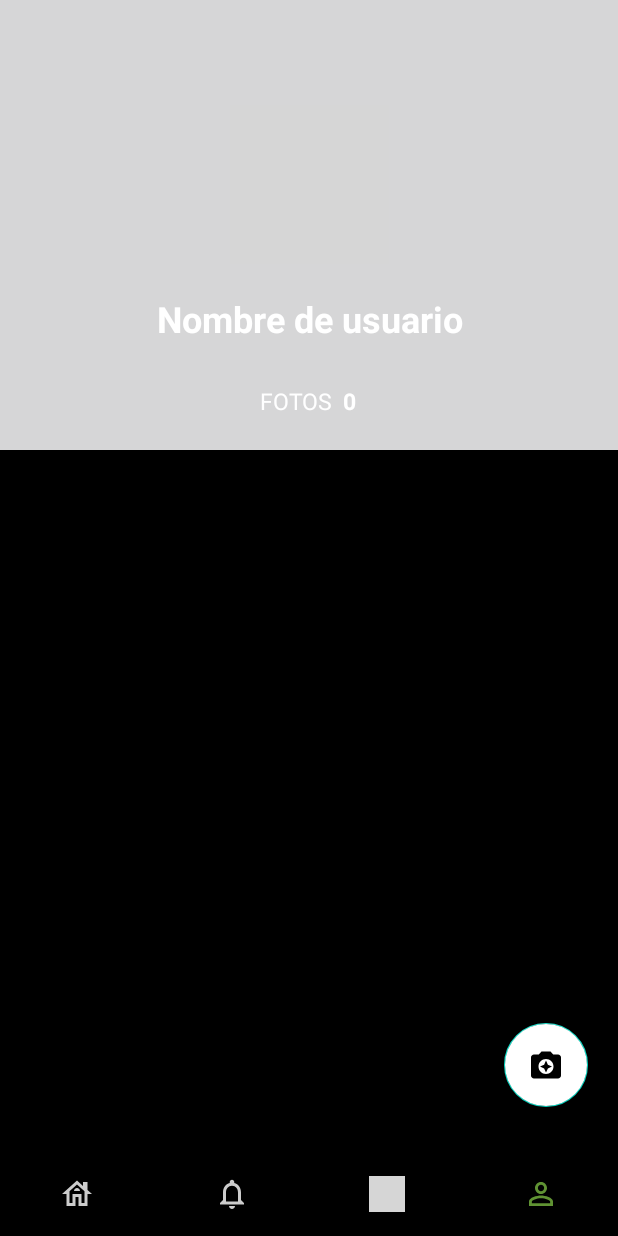
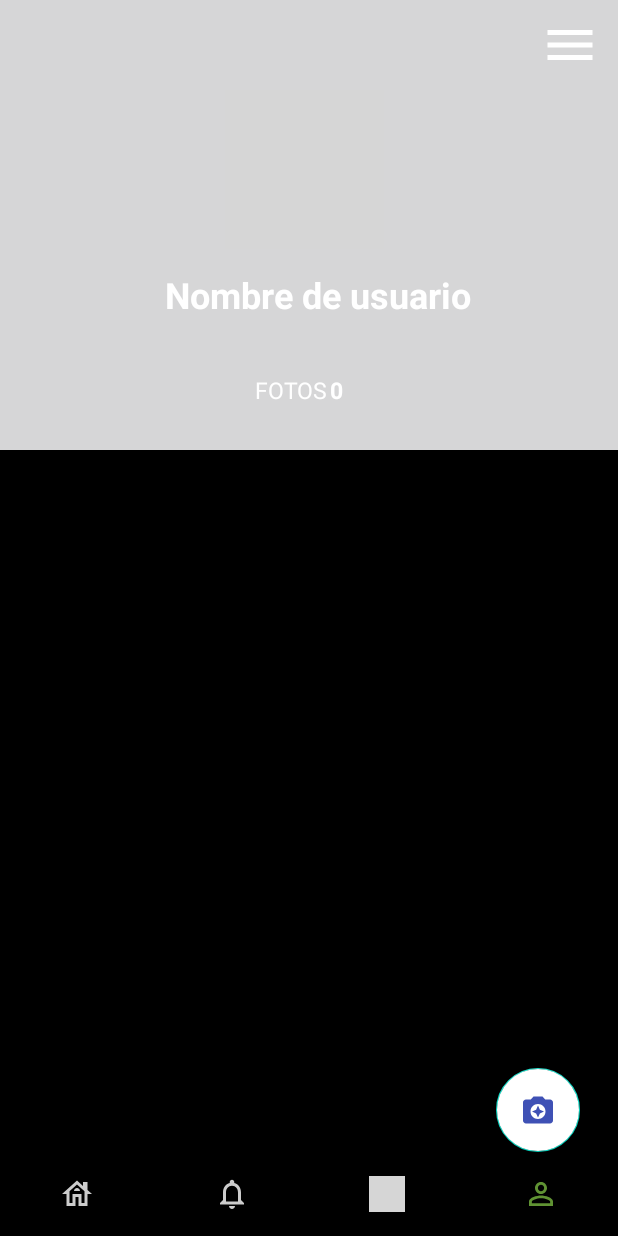
Before and after one commit to yettebek/fotay-app, an Android app: the MenuActivity screen opened directly, with no data from a screen before it, item 4 of the bottom bar chosen, on a phone screen of 412 x 824 dp. Run offline under Robolectric (Android 15) with nearby library versions, the phone set to English and light mode, and no system bars; our stand-ins replace CircleImageView; Roboto replaces fonts that are not available here; grey boxes are pictures that could not be loaded.

Commit message:
ProfileFragment: options menu and layout changed

```diff
--- a/app/build.gradle
+++ b/app/build.gradle
@@ -23,8 +23,8 @@ android {
         }
     }
     compileOptions {
-        sourceCompatibility JavaVersion.VERSION_1_8
-        targetCompatibility JavaVersion.VERSION_1_8
+        sourceCompatibility JavaVersion.VERSION_11
+        targetCompatibility JavaVersion.VERSION_11
     }
 }
 
--- a/app/src/main/java/com/project/fotayapp/activities/MenuActivity.java
+++ b/app/src/main/java/com/project/fotayapp/activities/MenuActivity.java
@@ -7,6 +7,8 @@ import android.view.WindowManager;
 
 import androidx.annotation.NonNull;
 import androidx.appcompat.app.AppCompatActivity;
+import androidx.appcompat.widget.Toolbar;
+import androidx.core.content.ContextCompat;
 import androidx.fragment.app.Fragment;
 
 import com.google.android.material.bottomnavigation.BottomNavigationView;
@@ -22,7 +24,6 @@ public class MenuActivity extends AppCompatActivity {
     //Declarar variables
     private BottomNavigationView bottomNavigationView;
     private Fragment currentFragment;
-    public MenuActivity menuActivity;
 
     @Override
     protected void onCreate(Bundle savedInstanceState) {
--- a/app/src/main/java/com/project/fotayapp/fragments/profileFragment.java
+++ b/app/src/main/java/com/project/fotayapp/fragments/profileFragment.java
@@ -17,6 +17,7 @@ import android.widget.Toast;
 import androidx.annotation.Nullable;
 import androidx.appcompat.app.AppCompatActivity;
 import androidx.appcompat.widget.Toolbar;
+import androidx.core.content.ContextCompat;
 import androidx.fragment.app.Fragment;
 
 import com.google.android.material.floatingactionbutton.FloatingActionButton;
@@ -31,21 +32,22 @@ public class profileFragment extends Fragment {
     //Declarar variables
     private ImageView iv_background_profile;
     private FloatingActionButton fab_imagen;
-    private Toolbar toolbar;
+    //private Toolbar toolbar;
     private RelativeLayout relativeLayout;
 
     @Override
-    public View onCreateView(LayoutInflater inflater, ViewGroup container,
-                             Bundle savedInstanceState) {
+    public View onCreateView(LayoutInflater inflater, ViewGroup container, Bundle savedInstanceState) {
         View view = inflater.inflate(R.layout.fragment_profile, container, false);
+
         iv_background_profile = view.findViewById(R.id.iv_p_background);
         fab_imagen = view.findViewById(R.id.fab_imagen);
-        toolbar = view.findViewById(R.id.toolbar);
+        //toolbar = view.findViewById(R.id.toolbar);
 
-        //Toolbar para cerrar sesión con un Options Menu
-        ((AppCompatActivity) requireActivity()).setSupportActionBar(toolbar);
-        Objects.requireNonNull(((AppCompatActivity) requireActivity()).getSupportActionBar()).setTitle("Perfil");
+        //get username data from fragment to sharedPreferences
+        String preferenceUser = getContext().getSharedPreferences("PROFILE", Context.MODE_PRIVATE).getString("profileUsername", "");
 
+        //((AppCompatActivity) requireActivity()).setSupportActionBar(toolbar);
+        //Objects.requireNonNull(((AppCompatActivity) requireActivity()).getSupportActionBar()).setTitle("Perfil");
         fab_imagen.setOnClickListener(v -> {
 
         //Abir UploadActivity para elegir la imagen a subir a la app:
@@ -59,20 +61,20 @@ public class profileFragment extends Fragment {
     @Override
     public void onCreate(@Nullable Bundle savedInstanceState) {
         //Activar Options Menu
-        setHasOptionsMenu(true);
+        //setHasOptionsMenu(true);
         super.onCreate(savedInstanceState);
     }
 
     //Instanciar el Options Menu que albergará el item 'Cerrar sesión'
     @Override
     public void onCreateOptionsMenu(Menu menu, MenuInflater inflater) {
-        inflater.inflate(R.menu.options_menu, menu);
+        //inflater.inflate(R.menu.options_menu, menu);
         super.onCreateOptionsMenu(menu, inflater);
     }
 
     /*Al pulsar sobre el item 'Cerrar sesión', limpiará los datos de la sharedPreference anterior
     y nos llevará de vuelta a la pantalla de registro*/
-    @Override
+    /*@Override
     public boolean onOptionsItemSelected(MenuItem item) {
         if (item.getItemId() == R.id.log_out) {
             SharedPreferences sharedPreferences = getActivity().getSharedPreferences("LoginPreferences", Context.MODE_PRIVATE);
@@ -85,5 +87,5 @@ public class profileFragment extends Fragment {
             Toast.makeText(getContext(), "SESIÓN CERRADA", Toast.LENGTH_LONG).show();
         }
         return super.onOptionsItemSelected(item);
-    }
+    }*/
 }
--- /dev/null
+++ b/app/src/main/res/drawable/ic_profile_options.xml
@@ -0,0 +1,6 @@
+<vector android:height="96dp" android:tint="#FFFFFF"
+    android:viewportHeight="24" android:viewportWidth="24"
+    android:width="96dp" xmlns:android="http://schemas.android.com/apk/res/android">
+    <path android:fillColor="@android:color/white"
+        android:pathData="M3,18h18v-2L3,16v2zM3,13h18v-2L3,11v2zM3,6v2h18L21,6L3,6z"/>
+</vector>
--- a/app/src/main/res/layout/activity_menu.xml
+++ b/app/src/main/res/layout/activity_menu.xml
@@ -16,7 +16,6 @@
         android:background="@color/ic_launcher_background"
         android:fitsSystemWindows="true" />
 
-    <!-- Añadir dependencias en Gradle Scripts > build.gradle (Module)-->
     <com.google.android.material.appbar.AppBarLayout
         android:id="@+id/app_bar_layout"
         android:layout_width="match_parent"
--- a/app/src/main/res/layout/fragment_profile.xml
+++ b/app/src/main/res/layout/fragment_profile.xml
@@ -1,127 +1,87 @@
 <?xml version="1.0" encoding="utf-8"?>
-<androidx.constraintlayout.widget.ConstraintLayout xmlns:android="http://schemas.android.com/apk/res/android"
+<RelativeLayout xmlns:android="http://schemas.android.com/apk/res/android"
     xmlns:app="http://schemas.android.com/apk/res-auto"
     xmlns:tools="http://schemas.android.com/tools"
-    android:id="@+id/RelativeLayout"
-    android:layout_width="match_parent"
-    android:layout_height="match_parent"
+    android:layout_width="wrap_content"
+    android:layout_height="wrap_content"
     android:background="@color/ic_launcher_background"
-    tools:context=".fragments.profileFragment">
-
-    <androidx.appcompat.widget.Toolbar
-        android:id="@+id/toolbar"
-        android:layout_width="match_parent"
-        android:layout_height="wrap_content"
-        android:background="#ffffff"
-        android:minHeight="?attr/actionBarSize"
-        android:theme="@style/Theme.AppCompat.Light.NoActionBar"
-        app:layout_constraintBottom_toBottomOf="parent"
-        app:layout_constraintEnd_toEndOf="parent"
-        app:layout_constraintHorizontal_bias="0.0"
-        app:layout_constraintStart_toStartOf="parent"
-        app:layout_constraintTop_toTopOf="parent"
-        app:layout_constraintVertical_bias="0.02"
-        app:popupTheme="@style/ThemeOverlay.AppCompat.Light" />
+    tools:context=".fragments.profileFragment"
+    android:layout_gravity="top">
 
     <ImageView
         android:id="@+id/iv_p_background"
         android:layout_width="match_parent"
         android:layout_height="300dp"
-        android:layout_alignParentEnd="true"
-        android:layout_alignParentBottom="true"
-        android:adjustViewBounds="true"
-        android:cropToPadding="true"
-        android:rotation="0"
+        android:layout_gravity="top"
         android:scaleType="centerCrop"
-        android:src="@drawable/profile_background_banner"
-        app:layout_constraintBottom_toBottomOf="parent"
-        app:layout_constraintEnd_toEndOf="parent"
-        app:layout_constraintHorizontal_bias="0.5"
-        app:layout_constraintStart_toStartOf="parent"
-        app:layout_constraintTop_toTopOf="parent"
-        app:layout_constraintVertical_bias="0.000" />
+        android:src="@drawable/profile_background_banner" />
+
+    <ImageView
+        android:id="@+id/iv_p_options"
+        android:layout_width="40dp"
+        android:layout_height="40dp"
+        android:layout_gravity="right"
+        android:layout_marginStart="360dp"
+        android:layout_marginTop="10dp"
+        android:src="@drawable/ic_profile_options" />
 
     <de.hdodenhof.circleimageview.CircleImageView
         android:id="@+id/iv_p_userimage"
         android:layout_width="106dp"
         android:layout_height="106dp"
-        android:layout_marginTop="70dp"
+        android:layout_marginStart="150dp"
+        android:layout_marginTop="60dp"
         android:src="@drawable/ic_no_profile_picture"
         app:civ_border_color="@color/white"
         app:civ_border_width="2dp"
-        app:civ_circle_background_color="@color/black"
-        app:layout_constraintBottom_toBottomOf="@+id/iv_p_background"
-        app:layout_constraintEnd_toEndOf="parent"
-        app:layout_constraintStart_toStartOf="@id/iv_p_background"
-        app:layout_constraintTop_toTopOf="@id/iv_p_background"
-        app:layout_constraintVertical_bias="0.000" />
+        app:civ_circle_background_color="@color/black" />
 
     <TextView
             android:id="@+id/tv_p_username"
             android:layout_width="wrap_content"
             android:layout_height="wrap_content"
-        android:layout_marginTop="20dp"
+            android:layout_marginTop="180dp"
+            android:layout_marginStart="110dp"
             android:text="Nombre de usuario"
             android:textColor="@color/white"
             android:textSize="24sp"
-        android:textStyle="bold"
-        app:layout_constraintEnd_toEndOf="@id/iv_p_userimage"
-        app:layout_constraintStart_toStartOf="@id/iv_p_userimage"
-        app:layout_constraintTop_toBottomOf="@id/iv_p_userimage" />
-
-
-    <!--create a textview FOTOS-->
+            android:textStyle="bold" />
 
     <TextView
         android:id="@+id/tv_p_photos"
         android:layout_width="wrap_content"
         android:layout_height="wrap_content"
-        android:layout_marginTop="28dp"
-        android:layout_marginLeft="20dp"
+        android:layout_marginStart="170dp"
+        android:layout_marginTop="249dp"
         android:text="FOTOS"
         android:textColor="@color/white"
         android:textSize="15sp"
-        android:textStyle="normal"
-        app:layout_constraintEnd_toEndOf="@id/tv_photo_counter"
-        app:layout_constraintStart_toStartOf="@id/iv_p_userimage"
-        app:layout_constraintTop_toBottomOf="@id/tv_p_username" />
-
+        android:textStyle="normal" />
 
     <TextView
         android:id="@+id/tv_photo_counter"
         android:layout_width="35dp"
-        android:layout_marginLeft="35dp"
-        android:textStyle="bold"
         android:layout_height="wrap_content"
-        android:layout_marginTop="28dp"
+        android:layout_marginStart="220dp"
+        android:layout_marginTop="249dp"
         android:text="0"
         android:textColor="@color/white"
         android:textSize="15sp"
-        app:layout_constraintEnd_toEndOf="@id/tv_p_photos"
-        app:layout_constraintStart_toStartOf="@id/tv_p_photos"
-        app:layout_constraintTop_toBottomOf="@id/tv_p_username" />
+        android:textStyle="bold" />
 
     <com.google.android.material.floatingactionbutton.FloatingActionButton
         android:id="@+id/fab_imagen"
-        android:layout_width="wrap_content"
-        android:layout_height="wrap_content"
+        android:layout_width="100dp"
+        android:layout_height="100dp"
         android:layout_alignParentEnd="true"
         android:layout_alignParentBottom="true"
-        android:layout_marginTop="395dp"
-        android:layout_marginEnd="20dp"
+        android:layout_marginEnd="25dp"
         android:layout_marginBottom="30dp"
         android:backgroundTint="@color/white"
         android:clickable="true"
         android:contentDescription="Subir imagen"
         android:focusable="true"
         android:src="@drawable/ic__camera_fab"
-        android:tint="@color/black"
-        app:layout_constraintBottom_toBottomOf="parent"
-        app:layout_constraintEnd_toEndOf="parent"
-        app:layout_constraintHorizontal_bias="1.0"
-        app:layout_constraintStart_toStartOf="parent"
-        app:layout_constraintTop_toBottomOf="@+id/toolbar"
-        app:layout_constraintVertical_bias="1.0" />
+        android:tint="@color/black" />
 
-
-</androidx.constraintlayout.widget.ConstraintLayout>
+</RelativeLayout>
--- a/app/src/main/res/menu/options_menu.xml
+++ b/app/src/main/res/menu/options_menu.xml
@@ -4,7 +4,6 @@
        <item
            android:id="@+id/log_out"
            android:title="@string/options_menu_logout"
-           app:showAsAction="never"
            />
 
 </menu>
--- a/app/src/main/res/values-night/themes.xml
+++ b/app/src/main/res/values-night/themes.xml
@@ -3,12 +3,12 @@
     <style name="Theme.FotayApp" parent="Theme.MaterialComponents.DayNight.NoActionBar">
         <!-- Primary brand color. -->
         <item name="colorPrimary">@color/buttons</item>
-        <item name="colorPrimaryVariant">@color/black</item>
-        <item name="colorOnPrimary">@color/black</item>
+        <item name="colorPrimaryVariant">@color/white</item>
+        <item name="colorOnPrimary">@color/white</item>
         <!-- Secondary brand color. -->
         <item name="colorSecondary">@color/teal_200</item>
         <item name="colorSecondaryVariant">@color/teal_200</item>
-        <item name="colorOnSecondary">@color/black</item>
+        <item name="colorOnSecondary">@color/purple_700</item>
         <!-- Status bar color. -->
         <item name="android:statusBarColor" tools:targetApi="l">@android:color/transparent</item>
         <!-- Customize your theme here. -->
--- a/app/src/main/res/values/strings.xml
+++ b/app/src/main/res/values/strings.xml
@@ -9,7 +9,6 @@
     <string name="NoRegistrado">¿No tienes una cuenta?<b><u> Regístrate</u></b></string>
     <string name="Si_Registrado">¿Ya tienes una cuenta?<b><u> Inicia sesión</u></b></string>
 
-    <!-- TODO: Remove or change this placeholder text -->
     <string name="home_fragment">Inicio</string>
     <string name="notif_fragment">Notificaciones</string>
     <string name="profile_fragment">Perfil</string>
--- a/app/src/main/res/values/themes.xml
+++ b/app/src/main/res/values/themes.xml
@@ -1,14 +1,14 @@
 <resources xmlns:tools="http://schemas.android.com/tools">
     <!-- Base application theme. -->
-    <style name="Theme.FotayApp" parent="Theme.MaterialComponents.DayNight.NoActionBar">
+    <style name="Theme.FotayApp" parent="Theme.MaterialComponents.Light.NoActionBar">
         <!-- Primary brand color. -->
         <item name="colorPrimary">#B6B4B4</item>
         <item name="colorPrimaryVariant">@color/select_nav_btn</item>
         <item name="colorOnPrimary">#B6B4B4</item>
         <!-- Secondary brand color. -->
         <item name="colorSecondary">@color/teal_200</item>
-        <item name="colorSecondaryVariant">@color/teal_700</item>
-        <item name="colorOnSecondary">@color/black</item>
+        <item name="colorSecondaryVariant">@color/text_input_edit_box_stroke_color</item>
+        <item name="colorOnSecondary">#3F51B5</item>
         <!-- Status bar color. -->
         <item name="android:statusBarColor" tools:targetApi="l">@android:color/transparent</item>
         <!-- Customize your theme here. -->
```
Also changed, not shown: 505 other files. Lines whose indentation alone changed are shown as unchanged.
